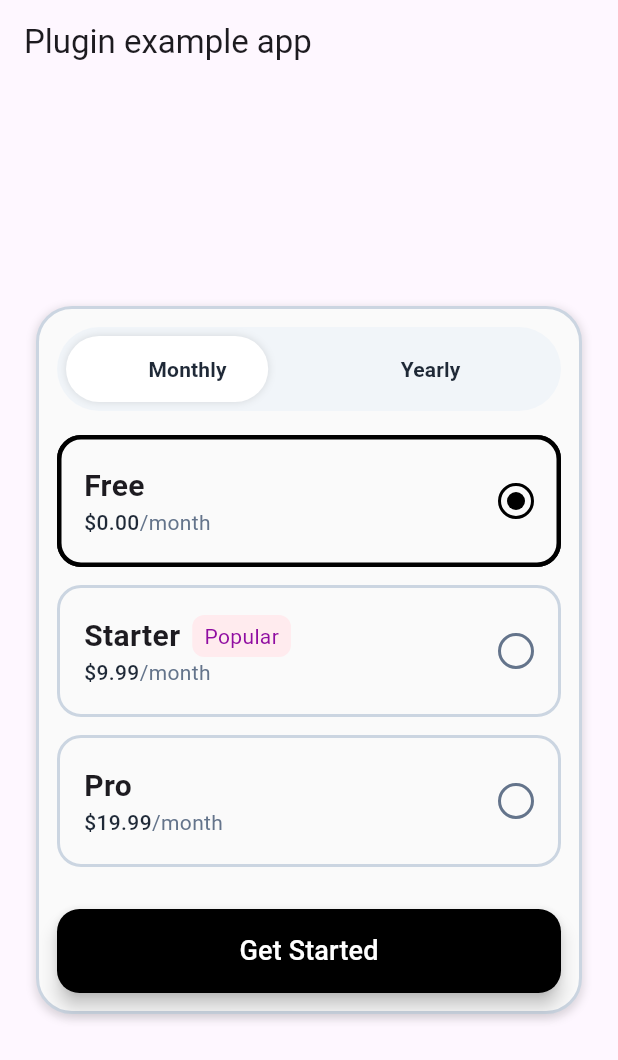
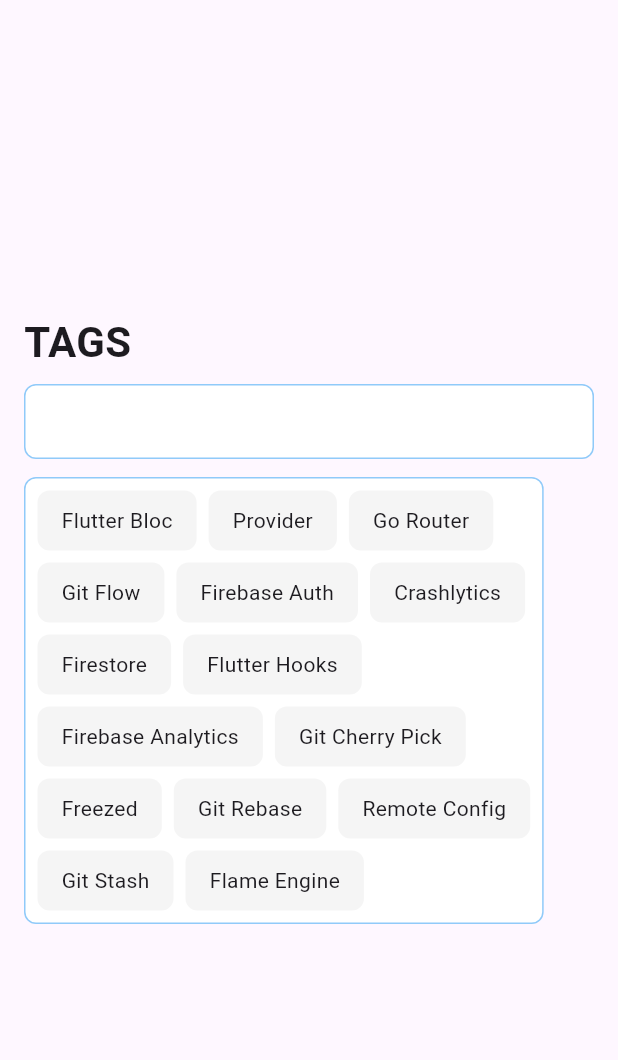
Before and after one commit to maeltoukap/flui_kit_package, a Flutter app: the screen it shows after launch, on a phone screen of 412 x 824 dp. Shown: the top 1060 px of the screen. Run offline on Flutter 3.47's test engine with Material 3 defaults, Android fonts, the phone set to English and light mode, and no system bars; our stand-ins replace plugin_platform_interface, web.

Commit message:
Implement tag selector component

```diff
--- a/example/lib/main.dart
+++ b/example/lib/main.dart
@@ -8,50 +8,54 @@
 class MyApp extends StatelessWidget {
   MyApp({super.key});
 
-  final myTheme = PlanSwitcherTheme(
-    borderRadius: 24,
-    backgroundColor: Colors.grey[50]!,
-    buttonTextColor: Colors.white,
-  );
-
-  final myPlanTheme = PlanChoicesTheme(
-    popularBackgroundColor: Colors.red[50]!,
-    popularTextColor: const Color(0xFF900DA1)!,
-  );
+  final List<Tag> TAGS = [
+    Tag(id: "flutter_bloc", label: "Flutter Bloc"),
+    Tag(id: "provider", label: "Provider"),
+    Tag(id: "go_router", label: "Go Router"),
+    Tag(id: "git_flow", label: "Git Flow"),
+    Tag(id: "firebase_auth", label: "Firebase Auth"),
+    Tag(id: "firebase_crashlytics", label: "Crashlytics"),
+    Tag(id: "firestore", label: "Firestore"),
+    Tag(id: "flutter_hooks", label: "Flutter Hooks"),
+    Tag(id: "firebase_analytics", label: "Firebase Analytics"),
+    Tag(id: "git_cherry_pick", label: "Git Cherry Pick"),
+    Tag(id: "freezed", label: "Freezed"),
+    Tag(id: "git_rebase", label: "Git Rebase"),
+    Tag(id: "remote_config", label: "Remote Config"),
+    Tag(id: "git_stash", label: "Git Stash"),
+    Tag(id: "flame", label: "Flame Engine"),
+  ];
 
   @override
   Widget build(BuildContext context) {
     return MaterialApp(
       home: Scaffold(
-        appBar: AppBar(
-          title: const Text('Plugin example app'),
-        ),
-        body: PlanSwitcher(
-          plans: [
-            PlanData(
-              name: 'Free',
-              monthlyPrice: 0.00,
-              yearlyPrice: 0.00,
-              popular: false,
-            ),
-            PlanData(
-              name: 'Starter',
-              monthlyPrice: 9.99,
-              yearlyPrice: 7.49,
-              popular: true,
-            ),
-            PlanData(
-              name: 'Pro',
-              monthlyPrice: 19.99,
-              yearlyPrice: 17.49,
-              popular: false,
-            ),
-          ],
-          theme: myTheme,
-          planTheme: myPlanTheme,
-          onPlanSelected: (index) => print('Selected plan: $index'),
-          period: '/month',
-          buttonTitle: 'Get Started',
+        body: TagSelector(
+          tags: TAGS,
+          initialSelectedTags: [],
+          title: 'TAGS',
+          titleStyle: const TextStyle(
+            fontSize: 28,
+            fontWeight: FontWeight.bold,
+          ),
+          theme: TagSelectorTheme(
+            backgroundColor: Colors.white,
+            selectedTagBackground: Colors.blue[50]!,
+            availableTagBackground: Colors.grey[100]!,
+            borderColor: Colors.blue[200]!,
+            iconColor: Colors.blue[400]!,
+            borderRadius: 8.0,
+            padding: const EdgeInsets.all(16),
+            animationDuration: const Duration(milliseconds: 400),
+          ),
+          maxWidth: 600,
+          selectedTagsHeight: 50,
+          maxSelectedTags: 2,
+          onMaxSelectedTagsReached: () {},
+          onSelectionChanged: (selectedTags) {
+            print(
+                'Selected tags: ${selectedTags.map((t) => t.label).join(', ')}');
+          },
         ),
       ),
     );
--- a/lib/librairy.dart
+++ b/lib/librairy.dart
@@ -1 +1,2 @@
 export 'src/widgets/plan_switcher.dart';
+export 'src/widgets/tag_selector.dart';
--- /dev/null
+++ b/lib/src/widgets/tag_selector.dart
@@ -0,0 +1,330 @@
+import 'package:flutter/material.dart';
+
+/// Represents a tag with a unique identifier and label
+class Tag {
+  final String id;
+  final String label;
+
+  Tag({required this.id, required this.label});
+}
+
+/// Theme configuration for the tag selector
+class TagSelectorTheme {
+  /// Background color of the main container
+  final Color backgroundColor;
+
+  /// Background color of selected tags
+  final Color selectedTagBackground;
+
+  /// Background color of available tags
+  final Color availableTagBackground;
+
+  /// Border color
+  final Color borderColor;
+
+  /// Text style for tag labels
+  final TextStyle labelTextStyle;
+
+  /// Color of the remove icon
+  final Color iconColor;
+
+  /// Size of the remove icon
+  final double iconSize;
+
+  /// Border radius of containers
+  final double borderRadius;
+
+  /// Internal padding of containers
+  final EdgeInsets padding;
+
+  /// Duration of animations
+  final Duration animationDuration;
+
+  const TagSelectorTheme({
+    this.backgroundColor = Colors.white,
+    this.selectedTagBackground = Colors.white,
+    this.availableTagBackground = const Color(0xFFF5F5F5),
+    this.borderColor = const Color(0xFFE0E0E0),
+    this.labelTextStyle = const TextStyle(),
+    this.iconColor = const Color(0xFF9E9E9E),
+    this.iconSize = 20.0,
+    this.borderRadius = 50.0,
+    this.padding = const EdgeInsets.all(24.0),
+    this.animationDuration = const Duration(milliseconds: 300),
+  });
+}
+
+/// An animated tag selector widget with customizable appearance
+class TagSelector extends StatefulWidget {
+  /// List of available tags to choose from
+  final List<Tag> tags;
+
+  /// Initially selected tags
+  final List<Tag> initialSelectedTags;
+
+  /// Optional title for the selector
+  final String? title;
+
+  /// Style for the title text
+  final TextStyle? titleStyle;
+
+  /// Theme configuration
+  final TagSelectorTheme theme;
+
+  /// Maximum width of the container
+  final double? maxWidth;
+
+  /// Height of the selected tags area
+  final double selectedTagsHeight;
+
+  /// Callback triggered when selection changes
+  final void Function(List<Tag>)? onSelectionChanged;
+
+  /// Maximum number of tags that can be selected
+  final int? maxSelectedTags;
+
+  /// Callback triggered when the maximum number of tags is reached
+  final Function()? onMaxSelectedTagsReached;
+
+  const TagSelector({
+    super.key,
+    required this.tags,
+    this.initialSelectedTags = const [],
+    this.title,
+    this.titleStyle,
+    this.theme = const TagSelectorTheme(),
+    this.maxWidth,
+    this.selectedTagsHeight = 56,
+    this.onSelectionChanged,
+    this.maxSelectedTags,
+    this.onMaxSelectedTagsReached,
+  });
+
+  @override
+  _TagSelectorState createState() => _TagSelectorState();
+}
+
+class _TagSelectorState extends State<TagSelector> {
+  final GlobalKey<AnimatedListState> _listKey = GlobalKey<AnimatedListState>();
+  late List<Tag> selectedTags;
+  final ScrollController scrollController = ScrollController();
+
+  @override
+  void initState() {
+    super.initState();
+    selectedTags = List.from(widget.initialSelectedTags);
+  }
+
+  /// Removes a tag from the selection
+  void removeSelectedTag(String id) {
+    final index = selectedTags.indexWhere((tag) => tag.id == id);
+    if (index != -1) {
+      final removedTag = selectedTags[index];
+      _listKey.currentState?.removeItem(
+        index,
+        (context, animation) => SlideTransition(
+          position: animation.drive(
+            Tween<Offset>(
+              begin: const Offset(1.0, 0.0),
+              end: const Offset(0.0, 0.0),
+            ),
+          ),
+          child: FadeTransition(
+            opacity: animation,
+            child: _buildSelectedTag(removedTag),
+          ),
+        ),
+        duration: widget.theme.animationDuration,
+      );
+      setState(() {
+        selectedTags.removeAt(index);
+        widget.onSelectionChanged?.call(selectedTags);
+      });
+    }
+  }
+
+  /// Adds a new tag to the selection if the maximum limit hasn't been reached
+  void addSelectedTag(Tag tag) {
+    if (widget.maxSelectedTags != null &&
+        selectedTags.length >= widget.maxSelectedTags!) {
+      widget.onMaxSelectedTagsReached?.call();
+      return;
+    }
+
+    setState(() {
+      selectedTags.add(tag);
+      _listKey.currentState?.insertItem(
+        selectedTags.length - 1,
+        duration: widget.theme.animationDuration,
+      );
+      widget.onSelectionChanged?.call(selectedTags);
+    });
+
+    WidgetsBinding.instance.addPostFrameCallback((_) {
+      scrollController.animateTo(
+        scrollController.position.maxScrollExtent,
+        duration: widget.theme.animationDuration,
+        curve: Curves.easeOut,
+      );
+    });
+  }
+
+  /// Builds a selected tag widget
+  Widget _buildSelectedTag(Tag tag) {
+    return Container(
+      margin: const EdgeInsets.only(right: 6),
+      padding: const EdgeInsets.symmetric(horizontal: 8),
+      decoration: BoxDecoration(
+        borderRadius: BorderRadius.circular(widget.theme.borderRadius),
+        border: Border.all(color: widget.theme.borderColor),
+        color: widget.theme.selectedTagBackground,
+        boxShadow: [
+          BoxShadow(
+            color: Colors.black.withOpacity(0.1),
+            blurRadius: 4,
+          ),
+        ],
+      ),
+      child: Row(
+        children: [
+          Text(
+            tag.label,
+            style: widget.theme.labelTextStyle,
+          ),
+          const SizedBox(width: 8),
+          GestureDetector(
+            onTap: () => removeSelectedTag(tag.id),
+            child: Icon(
+              Icons.close,
+              size: widget.theme.iconSize,
+              color: widget.theme.iconColor,
+            ),
+          ),
+        ],
+      ),
+    );
+  }
+
+  @override
+  Widget build(BuildContext context) {
+    return Center(
+      child: Container(
+        padding: widget.theme.padding,
+        constraints: BoxConstraints(
+          maxWidth: widget.maxWidth ?? MediaQuery.of(context).size.width,
+        ),
+        child: Column(
+          mainAxisSize: MainAxisSize.min,
+          crossAxisAlignment: CrossAxisAlignment.start,
+          children: [
+            if (widget.title != null) ...[
+              AnimatedContainer(
+                duration: widget.theme.animationDuration,
+                child: Text(
+                  widget.title!,
+                  style: widget.titleStyle ??
+                      const TextStyle(
+                        fontSize: 24,
+                        fontWeight: FontWeight.w600,
+                      ),
+                ),
+              ),
+              const SizedBox(height: 8),
+            ],
+            Container(
+              height: widget.selectedTagsHeight,
+              decoration: BoxDecoration(
+                borderRadius: BorderRadius.circular(widget.theme.borderRadius),
+                border: Border.all(color: widget.theme.borderColor),
+                color: widget.theme.backgroundColor,
+              ),
+              child: AnimatedList(
+                key: _listKey,
+                controller: scrollController,
+                scrollDirection: Axis.horizontal,
+                padding: const EdgeInsets.all(6),
+                initialItemCount: selectedTags.length,
+                itemBuilder: (context, index, animation) {
+                  return SlideTransition(
+                    position: animation.drive(
+                      Tween<Offset>(
+                        begin: const Offset(1.0, 0.0),
+                        end: const Offset(0.0, 0.0),
+                      ),
+                    ),
+                    child: FadeTransition(
+                      opacity: animation,
+                      child: _buildSelectedTag(selectedTags[index]),
+                    ),
+                  );
+                },
+              ),
+            ),
+            const SizedBox(height: 12),
+            if (widget.tags.length > selectedTags.length)
+              AnimatedContainer(
+                duration: widget.theme.animationDuration,
+                decoration: BoxDecoration(
+                  borderRadius:
+                      BorderRadius.circular(widget.theme.borderRadius),
+                  border: Border.all(color: widget.theme.borderColor),
+                  color: widget.theme.backgroundColor,
+                ),
+                padding: const EdgeInsets.all(8),
+                child: AnimatedSize(
+                  duration: widget.theme.animationDuration,
+                  child: Wrap(
+                    spacing: 8,
+                    runSpacing: 8,
+                    children: widget.tags
+                        .where((tag) => !selectedTags
+                            .any((selected) => selected.id == tag.id))
+                        .map((tag) {
+                      return TweenAnimationBuilder(
+                        duration: widget.theme.animationDuration,
+                        tween: Tween<double>(begin: 0.0, end: 1.0),
+                        builder: (context, double value, child) {
+                          return Transform.scale(
+                            scale: value,
+                            child: Opacity(
+                              opacity: value,
+                              child: Material(
+                                color: Colors.transparent,
+                                child: InkWell(
+                                  onTap: () => addSelectedTag(tag),
+                                  borderRadius: BorderRadius.circular(
+                                    widget.theme.borderRadius,
+                                  ),
+                                  child: Container(
+                                    padding: const EdgeInsets.symmetric(
+                                      horizontal: 16,
+                                      vertical: 10,
+                                    ),
+                                    decoration: BoxDecoration(
+                                      borderRadius: BorderRadius.circular(
+                                        widget.theme.borderRadius,
+                                      ),
+                                      color:
+                                          widget.theme.availableTagBackground,
+                                    ),
+                                    child: Text(
+                                      tag.label,
+                                      style: widget.theme.labelTextStyle,
+                                    ),
+                                  ),
+                                ),
+                              ),
+                            ),
+                          );
+                        },
+                      );
+                    }).toList(),
+                  ),
+                ),
+              ),
+          ],
+        ),
+      ),
+    );
+  }
+}
```
